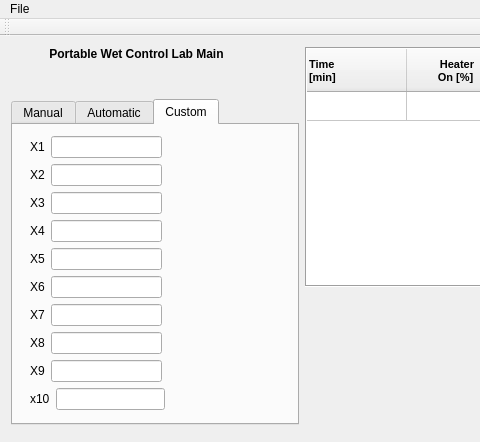
Before: the Qt Designer form mainwindow.ui in AnthonyA28/Qt-PWCL-main, drawn with Qt 5; both pictures show x 0 to 480 and y 0 to 442 of the 991 by 615 pixel window.
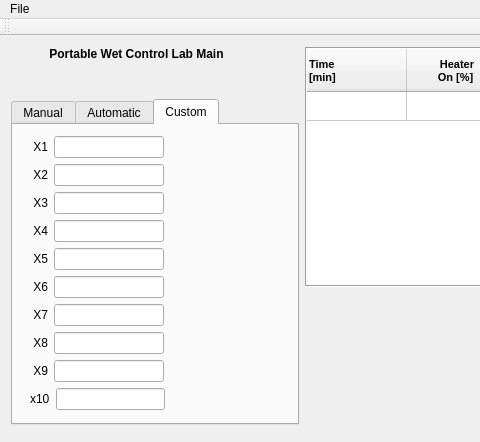
After: the same form once the commit is applied. The open tabs and pages were chosen to show the change. Icons and pictures are not drawn. Custom widgets are drawn as their Qt base class.

Commit message: aligned the custom parameter window

```diff
--- a/mainwindow.ui
+++ b/mainwindow.ui
@@ -522,7 +522,7 @@
               <item>
                <widget class="QLabel" name="label_16">
                 <property name="text">
-                 <string>X1</string>
+                 <string> X1</string>
                 </property>
                </widget>
               </item>
@@ -556,7 +556,7 @@
               <item>
                <widget class="QLabel" name="label_17">
                 <property name="text">
-                 <string>X2</string>
+                 <string> X2</string>
                 </property>
                </widget>
               </item>
@@ -590,7 +590,7 @@
               <item>
                <widget class="QLabel" name="label_18">
                 <property name="text">
-                 <string>X3</string>
+                 <string> X3</string>
                 </property>
                </widget>
               </item>
@@ -624,7 +624,7 @@
               <item>
                <widget class="QLabel" name="label_19">
                 <property name="text">
-                 <string>X4</string>
+                 <string> X4</string>
                 </property>
                </widget>
               </item>
@@ -658,7 +658,7 @@
               <item>
                <widget class="QLabel" name="label_20">
                 <property name="text">
-                 <string>X5</string>
+                 <string> X5</string>
                 </property>
                </widget>
               </item>
@@ -692,7 +692,7 @@
               <item>
                <widget class="QLabel" name="label_21">
                 <property name="text">
-                 <string>X6</string>
+                 <string> X6</string>
                 </property>
                </widget>
               </item>
@@ -726,7 +726,7 @@
               <item>
                <widget class="QLabel" name="label_22">
                 <property name="text">
-                 <string>X7</string>
+                 <string> X7</string>
                 </property>
                </widget>
               </item>
@@ -760,7 +760,7 @@
               <item>
                <widget class="QLabel" name="label_23">
                 <property name="text">
-                 <string>X8</string>
+                 <string> X8</string>
                 </property>
                </widget>
               </item>
@@ -794,7 +794,7 @@
               <item>
                <widget class="QLabel" name="label_24">
                 <property name="text">
-                 <string>X9</string>
+                 <string> X9</string>
                 </property>
                </widget>
               </item>
```
Left out of the diff: 2 changed lines with no effect on the pictures.
